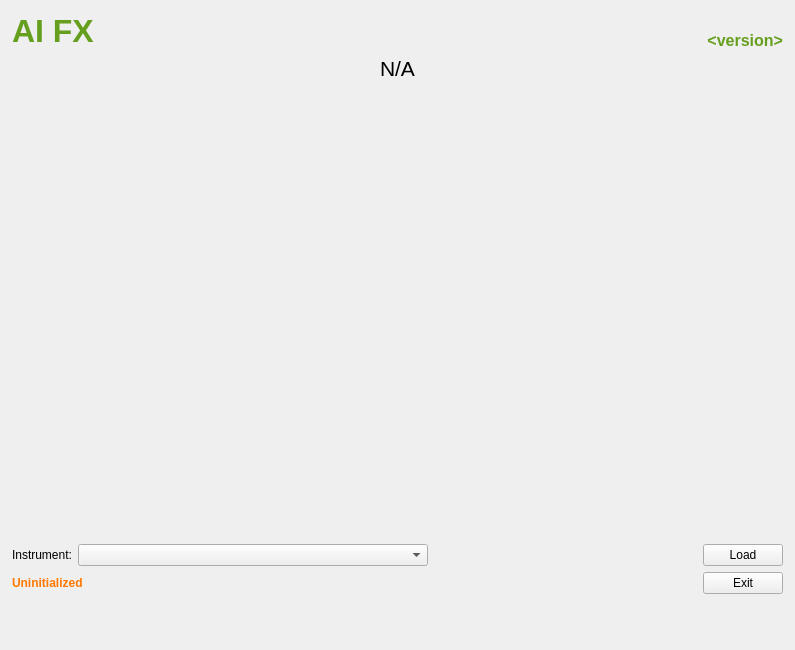
Above: aifx/client/form.ui from NadimGhaznavi/aifx before the change. Below: the same form after it.
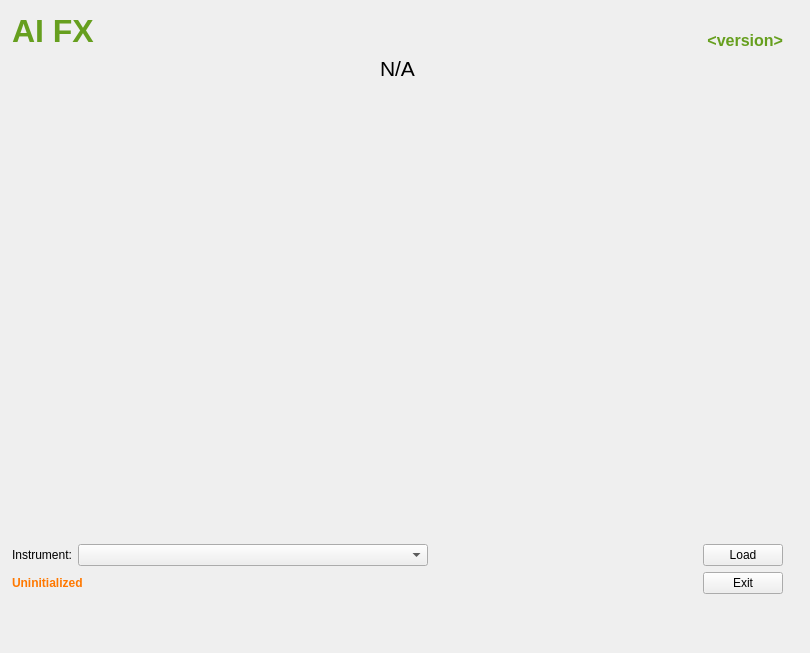
That is the form after the change.

Patch:
```diff
--- a/aifx/client/form.ui
+++ b/aifx/client/form.ui
@@ -6,13 +6,19 @@
    <rect>
     <x>0</x>
     <y>0</y>
-    <width>795</width>
-    <height>650</height>
+    <width>810</width>
+    <height>653</height>
    </rect>
   </property>
   <property name="windowTitle">
    <string>Widget</string>
   </property>
+  <property name="windowOpacity">
+   <double>1.000000000000000</double>
+  </property>
+  <property name="autoFillBackground">
+   <bool>true</bool>
+  </property>
   <widget class="QWidget" name="layoutWidget">
    <property name="geometry">
     <rect>
```
